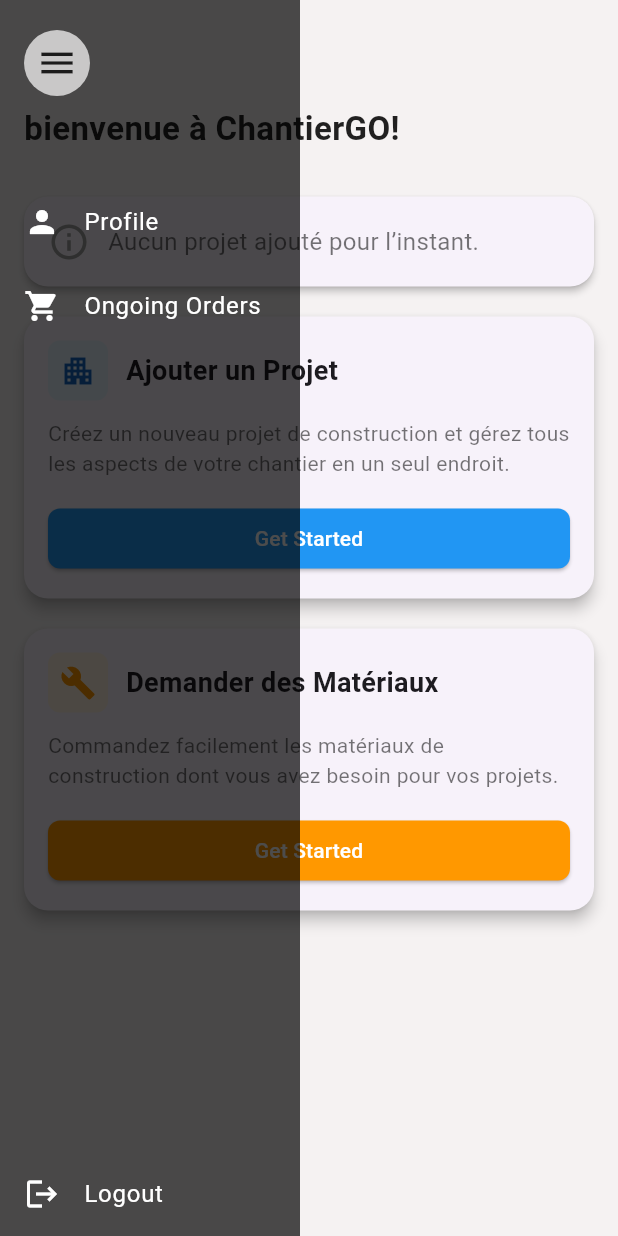
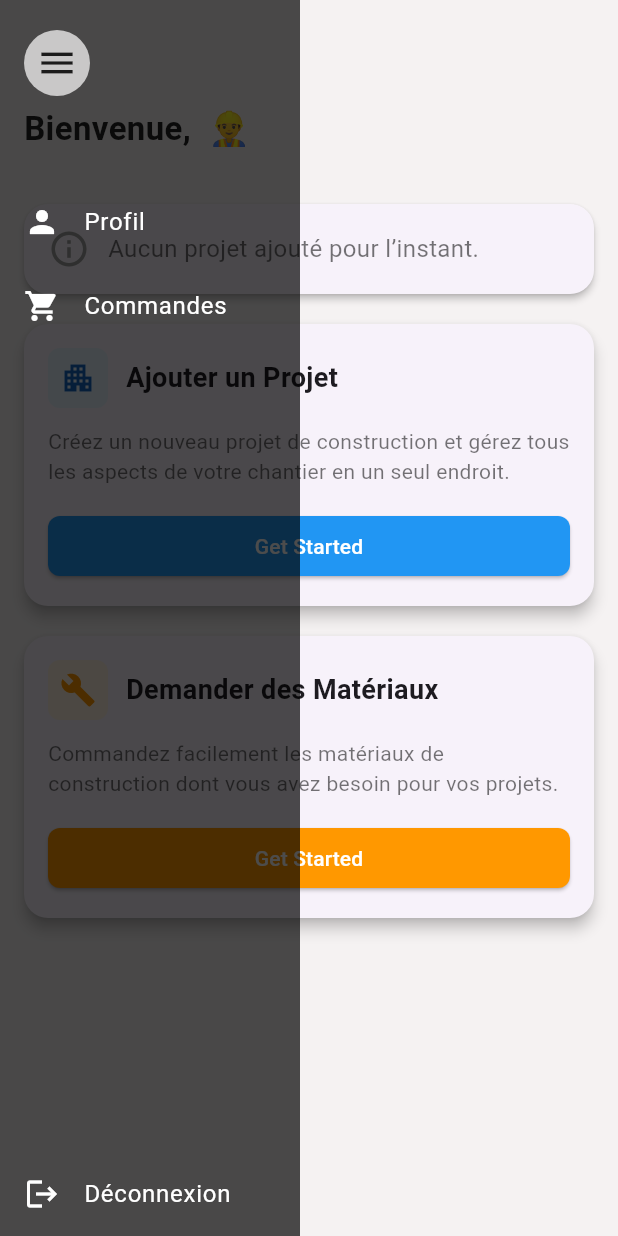
Before and after one commit to karimHADDAR/flutter_project, a Flutter app: the HomePage screen opened by its route, after a tap on the "menu" icon, on a phone screen of 412 x 824 dp. Run offline on Flutter 3.47's test engine with Material 3 defaults, Android fonts, the phone set to English and light mode, and no system bars; our stand-ins replace shared_preferences; accounts and stored records are empty; network calls fail.

Commit message:
updated flutter code

```diff
--- a/lib/home_page.dart
+++ b/lib/home_page.dart
@@ -1,4 +1,7 @@
 import 'package:flutter/material.dart';
+import 'package:http/http.dart' as http;
+import 'package:shared_preferences/shared_preferences.dart';
+
 import 'add_project_page.dart';
 import 'request_materials_page.dart';
 
@@ -12,6 +15,9 @@ class HomePage extends StatefulWidget {
 class _HomePageState extends State<HomePage> {
   bool showMenu = false;
   List<Map<String, dynamic>> projects = [];
+  String? username;
+  List<String> roles = [];
+  String? userData;
 
   void toggleMenu() {
     setState(() {
@@ -19,10 +25,58 @@ class _HomePageState extends State<HomePage> {
     });
   }
 
-  // You can replace this with your actual logout logic (e.g. clear token, etc.)
-  void logout() {
-    // TODO: Clear stored token/session here if you use one
+  Future<void> logout() async {
+    final prefs = await SharedPreferences.getInstance();
+    await prefs.clear();
     Navigator.pushReplacementNamed(context, '/login');
+  }
+
+  Future<void> loadUserInfo() async {
+    final prefs = await SharedPreferences.getInstance();
+    final token = prefs.getString('token');
+    final name = prefs.getString('username');
+    final roleList = prefs.getStringList('roles');
+
+    if (token == null) {
+      logout();
+      return;
+    }
+
+    setState(() {
+      username = name ?? "Utilisateur";
+      roles = roleList ?? [];
+    });
+
+    try {
+      // Example: access a protected endpoint
+      final response = await http.get(
+        Uri.parse('localhost:8080/api/test/pdg'), // change to your valid endpoint
+        headers: {
+          'Authorization': 'Bearer $token',
+          'Content-Type': 'application/json',
+        },
+      );
+
+      if (response.statusCode == 200) {
+        setState(() {
+          userData = response.body;
+        });
+      } else {
+        setState(() {
+          userData = 'Accès non autorisé ou erreur de serveur.';
+        });
+      }
+    } catch (e) {
+      setState(() {
+        userData = 'Erreur de connexion à l’API sécurisée.';
+      });
+    }
+  }
+
+  @override
+  void initState() {
+    super.initState();
+    loadUserInfo();
   }
 
   Widget _buildFeatureCard({
@@ -118,7 +172,8 @@ class _HomePageState extends State<HomePage> {
                     : 'Dernier projet ajouté : ${latestProject['name']}',
                 style: TextStyle(
                   fontSize: 16,
-                  color: latestProject == null ? Colors.black54 : Colors.black87,
+                  color:
+                      latestProject == null ? Colors.black54 : Colors.black87,
                 ),
               ),
             ),
@@ -158,20 +213,26 @@ class _HomePageState extends State<HomePage> {
         children: [
           SafeArea(
             child: Padding(
-              padding:
-                  const EdgeInsets.symmetric(horizontal: 16.0, vertical: 20.0),
+              padding: const EdgeInsets.symmetric(horizontal: 16.0, vertical: 20.0),
               child: Column(
                 crossAxisAlignment: CrossAxisAlignment.start,
                 children: [
                   const SizedBox(height: 50),
-                  const Text(
-                    'bienvenue à ChantierGO!',
-                    style: TextStyle(
+                  Text(
+                    'Bienvenue, ${username ?? "..." } 👷‍♂️',
+                    style: const TextStyle(
                       color: Colors.black87,
                       fontSize: 22,
                       fontWeight: FontWeight.bold,
                     ),
                   ),
+                  const SizedBox(height: 4),
+                  if (roles.isNotEmpty)
+                    Text(
+                      'Rôle : ${roles.join(", ")}',
+                      style: const TextStyle(
+                          color: Colors.black54, fontSize: 14),
+                    ),
                   const SizedBox(height: 30),
 
                   _buildLatestProjectCard(),
@@ -187,8 +248,7 @@ class _HomePageState extends State<HomePage> {
                     onPressed: () async {
                       final result = await Navigator.push(
                         context,
-                        MaterialPageRoute(
-                            builder: (context) => const AddProjectPage()),
+                        MaterialPageRoute(builder: (context) => const AddProjectPage()),
                       );
                       if (result != null && result is Map<String, dynamic>) {
                         setState(() {
@@ -209,8 +269,7 @@ class _HomePageState extends State<HomePage> {
                     onPressed: () {
                       Navigator.push(
                         context,
-                        MaterialPageRoute(
-                            builder: (context) => const RequestMaterialsPage()),
+                        MaterialPageRoute(builder: (context) => const RequestMaterialsPage()),
                       );
                     },
                   ),
@@ -236,23 +295,19 @@ class _HomePageState extends State<HomePage> {
                     const SizedBox(height: 120),
                     ListTile(
                       leading: const Icon(Icons.person, color: Colors.white),
-                      title:
-                          const Text("Profile", style: TextStyle(color: Colors.white)),
+                      title: const Text("Profil", style: TextStyle(color: Colors.white)),
                       onTap: toggleMenu,
                     ),
                     ListTile(
                       leading: const Icon(Icons.shopping_cart, color: Colors.white),
-                      title: const Text("Ongoing Orders",
-                          style: TextStyle(color: Colors.white)),
+                      title: const Text("Commandes", style: TextStyle(color: Colors.white)),
                       onTap: toggleMenu,
                     ),
                     const Spacer(),
                     ListTile(
                       leading: const Icon(Icons.logout, color: Colors.white),
-                      title: const Text("Logout", style: TextStyle(color: Colors.white)),
-                      onTap: () {
-                        logout();
-                      },
+                      title: const Text("Déconnexion", style: TextStyle(color: Colors.white)),
+                      onTap: logout,
                     ),
                   ],
                 ),
--- a/pubspec.yaml
+++ b/pubspec.yaml
@@ -31,6 +31,7 @@ dependencies:
   flutter:
     sdk: flutter
   http: ^0.13.5
+  shared_preferences: ^2.2.2
 
 dev_dependencies:
   flutter_test:
```
Also changed, not shown: lib/login_page.dart (+20 -9 lines), pubspec.lock, 1 other file.
